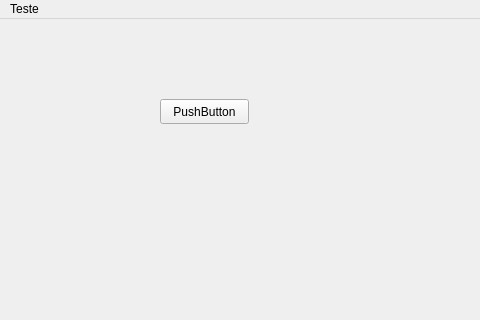
This is slave00/mainwindow.ui in joearrop/dialogue_wifi as Qt 5 draws it before an edit; both pictures show x 0 to 480 and y 0 to 320 of the 800 by 600 pixel window. The edited form follows.
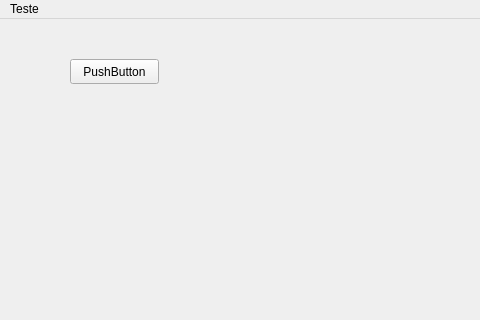
This is the edited form.

Patch:
```diff
--- a/slave00/mainwindow.ui
+++ b/slave00/mainwindow.ui
@@ -17,8 +17,8 @@
    <widget class="QPushButton" name="pushButton">
     <property name="geometry">
      <rect>
-      <x>160</x>
-      <y>80</y>
+      <x>70</x>
+      <y>40</y>
       <width>89</width>
       <height>25</height>
      </rect>
```
Left out of the diff: 3 changed lines with no effect on the pictures.
